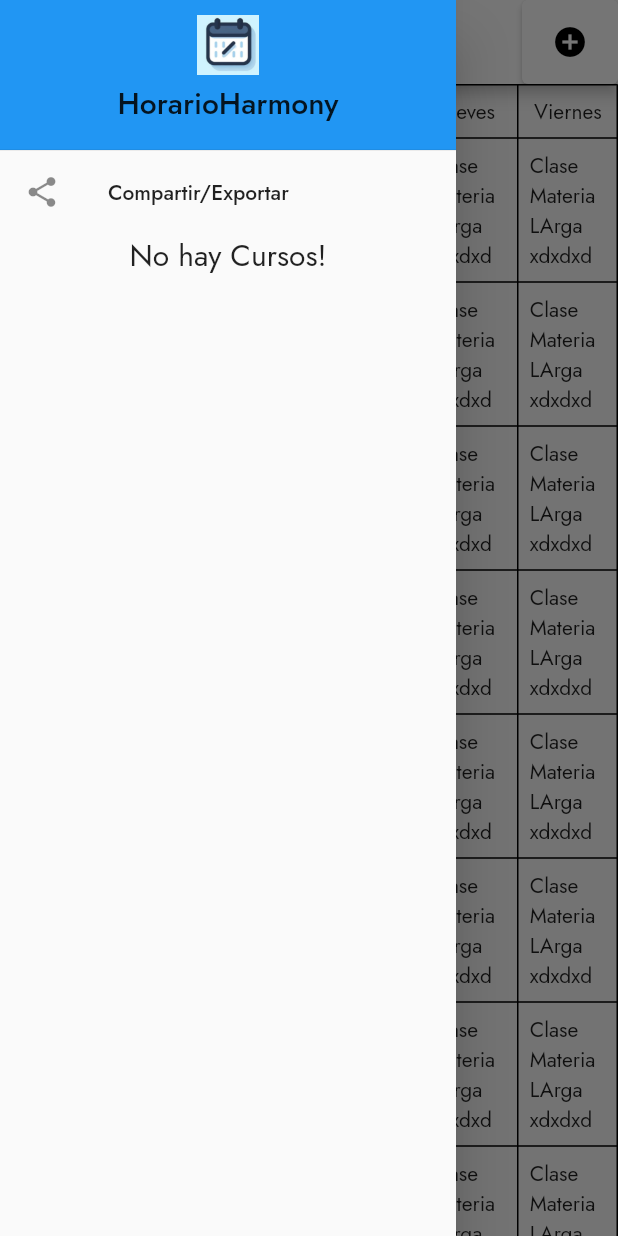
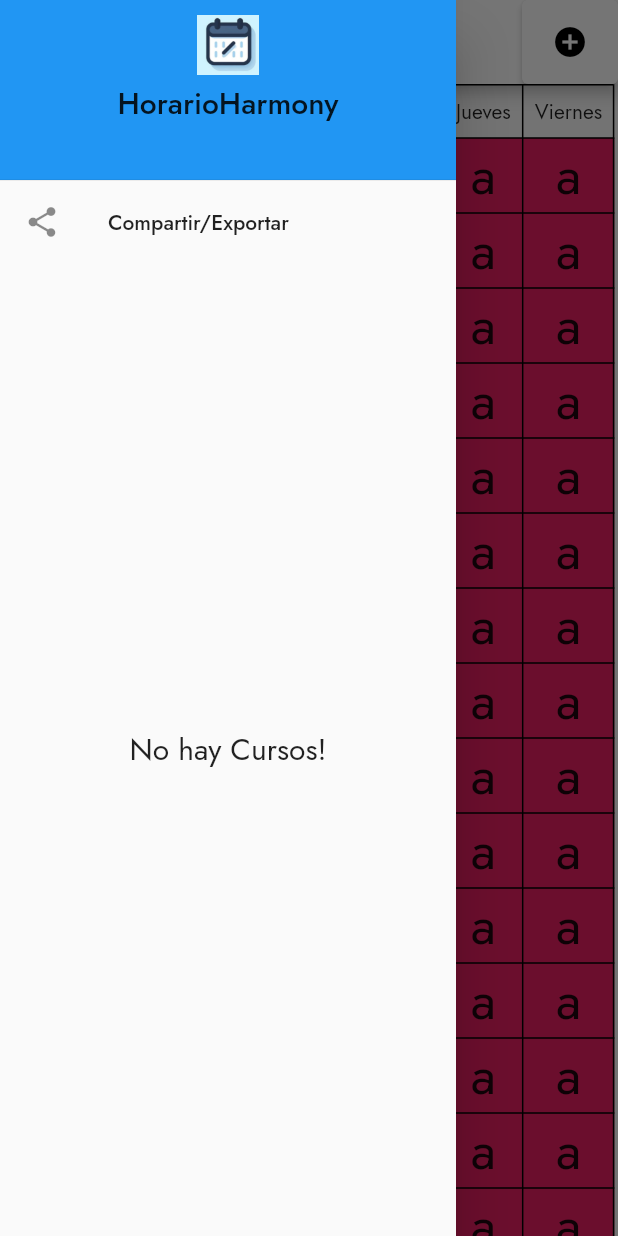
Before and after one commit to bryanhancco/CS_Scheduler, a Flutter app: the screen it shows after launch, with the side drawer open, on a phone screen of 412 x 824 dp. Run offline on Flutter 3.47's test engine with Material 2 defaults, Android fonts, the light colour scheme and no system bars; our stand-ins replace google_fonts, sqflite; accounts and stored records are empty.

Commit message:
areglando bug de drawer

```diff
--- a/lib/utilities/create_course_dialog_box.dart
+++ b/lib/utilities/create_course_dialog_box.dart
@@ -30,13 +30,16 @@ class _CreateCourseDialogBoxState extends State<CreateCourseDialogBox> {
       shape: const RoundedRectangleBorder(
           borderRadius: BorderRadius.all(Radius.circular(15))),
       content: Container(
-        height: 350,
+        height: 450,
         child: Column(
           children: [
             Row(
               mainAxisAlignment: MainAxisAlignment.spaceBetween,
               children: [
-                const Text("Creando Curso...", style: TextStyle(fontWeight: FontWeight.bold),),
+                const Text(
+                  "Creando Curso...",
+                  style: TextStyle(fontWeight: FontWeight.bold),
+                ),
                 IconButton(
                     onPressed: widget.onCancel, icon: const Icon(Icons.cancel)),
               ],
--- a/lib/utilities/drawer_courses.dart
+++ b/lib/utilities/drawer_courses.dart
@@ -8,14 +8,13 @@ class MyDrawer extends StatefulWidget {
 }
 
 class _MyDrawerState extends State<MyDrawer> {
-
   @override
   Widget build(BuildContext context) {
     return Drawer(
-      child: ListView(
+      child: Column(
         children: [
           Container(
-            height: 100, // Ajusta la altura del DrawerHeader
+            height: 120, // Ajusta la altura del DrawerHeader
             decoration: const BoxDecoration(
               color: Colors.blue, // Color de fondo personalizado
             ),
@@ -47,15 +46,21 @@ class _MyDrawerState extends State<MyDrawer> {
             title: Text("Compartir/Exportar"),
           ),
           // = List.generate(Curso.ejemplos.length, (index) => true);
-          Container(
+          Expanded(
             child: FutureBuilder(
                 future: SchedulerDatabase.instance.getAllCursos(),
-              builder: (BuildContext context, AsyncSnapshot<List<Curso>> snapshot) {
+                builder: (BuildContext context,
+                    AsyncSnapshot<List<Curso>> snapshot) {
                   if (snapshot.hasData) {
                     List<Curso> items = snapshot.data!;
-                List<bool> isChecked = List.generate(Curso.ejemplos.length, (index) => true);;
+                    List<bool> isChecked =
+                        List.generate(items.length, (index) => true);
                     return items.isEmpty
-                  ? Center(child: Text("No hay Cursos!", style: TextStyle(fontSize: 20),))
+                        ? Center(
+                            child: Text(
+                            "No hay Cursos!",
+                            style: TextStyle(fontSize: 20),
+                          ))
                         : ListView.separated(
                             itemBuilder: (BuildContext context, int index) {
                               return ListTile(
@@ -70,20 +75,22 @@ class _MyDrawerState extends State<MyDrawer> {
                                 ),
                               );
                             },
-                    separatorBuilder: (BuildContext context, int index) => Divider(
-                      height: 5,
+                            separatorBuilder:
+                                (BuildContext context, int index) => Divider(
+                              height: 1,
                             ),
                             itemCount: items.length,
                           );
-                }
-                else {
+                  } else {
                     return const Center(
-                    child: Text("No se han ingresado cursos!", style: TextStyle(fontSize: 20),),
+                      child: Text(
+                        "No se han ingresado cursos!",
+                        style: TextStyle(fontSize: 20),
+                      ),
                     );
                   }
-              }
+                }),
           ),
-          )
         ],
       ),
     );
--- a/lib/utilities/table_scheduler.dart
+++ b/lib/utilities/table_scheduler.dart
@@ -1,4 +1,5 @@
 import 'package:flutter/material.dart';
+import 'package:path/path.dart';
 
 class HorarioTable extends StatelessWidget {
   final List<String> diasSemana = [
@@ -64,7 +65,8 @@ class HorarioTable extends StatelessWidget {
                       ),
                     ),
                   ),
-                  for (var dia in diasSemana)
+                  for (var dia
+                      in diasSemana) /*
                     const TableCell(
                       child: Center(
                         child: Padding(
@@ -73,7 +75,8 @@ class HorarioTable extends StatelessWidget {
                           child: Text('Clase\nMateria LArga xdxdxd'),
                         ),
                       ),
-                    ),
+                    ),*/
+                    const ElementTile(currentNumber: 1, txt: 'a'),
                 ],
               ),
           ],
@@ -81,4 +84,32 @@ class HorarioTable extends StatelessWidget {
       ),
     );
   }
+/*
+  @override
+  Widget build(BuildContext context) {
+    return GridView.builder(
+      itemBuilder: (context, index) => Text('a'),
+      gridDelegate:
+          const SliverGridDelegateWithFixedCrossAxisCount(crossAxisCount: 3),
+      itemCount: 10,
+    );
+  }*/
 }
+
+class ElementTile extends StatelessWidget {
+  final int currentNumber;
+  final String txt;
+  const ElementTile({Key? key, required this.currentNumber, required this.txt})
+      : super(key: key);
+
+  @override
+  Widget build(BuildContext context) {
+    return Container(
+      height: 50,
+      color: Colors.primaries[currentNumber % Colors.primaries.length],
+      child: FittedBox(
+        child: Text(txt),
+      ),
+    );
+  }
+}
--- a/pubspec.yaml
+++ b/pubspec.yaml
@@ -38,6 +38,7 @@ dependencies:
   cupertino_icons: ^1.0.2
   sqflite: ^2.3.0
   provider: ^6.1.0
+  path: ^1.8.3
 
 dev_dependencies:
   flutter_test:
```
Also changed, not shown: pubspec.lock. Lines whose indentation alone changed are shown as unchanged.
